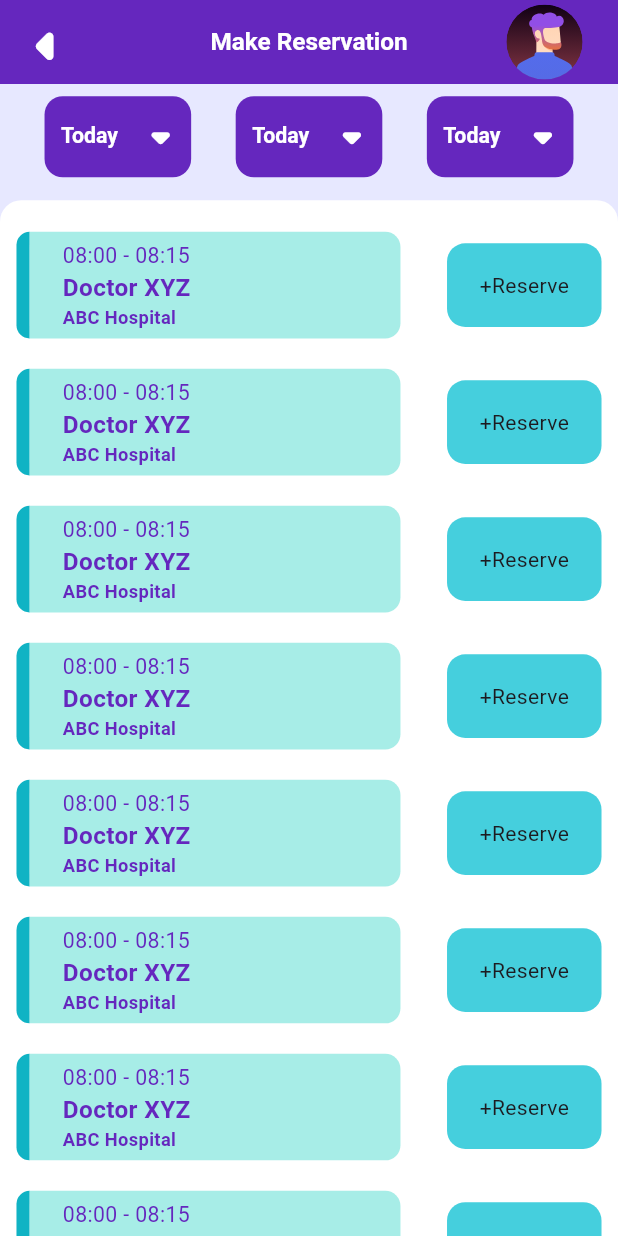
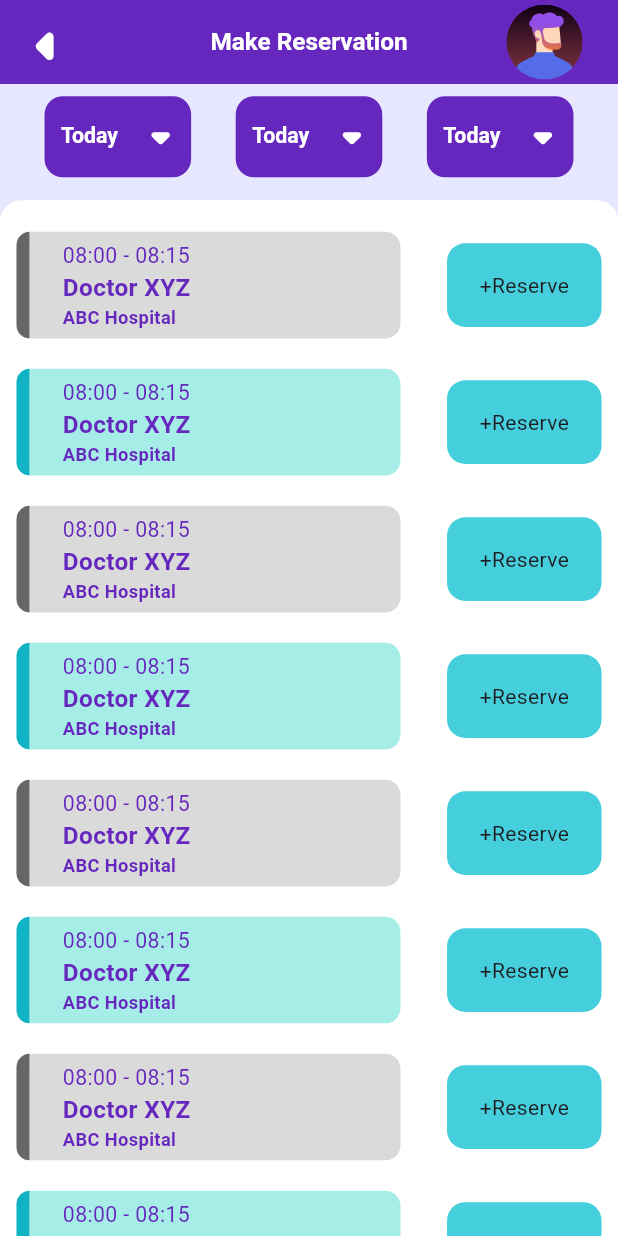
Before and after one commit to Asser146/cloud_medix, a Flutter app: the MakeReservationScreen screen opened by its route, on a phone screen of 412 x 824 dp. Run offline on Flutter 3.47's test engine with Material 3 defaults, Android fonts, the phone set to English and light mode, and no system bars; our stand-ins replace equatable, flutter_bloc, flutter_screenutil, flutter_svg, get_it.

Commit message:
added reserve toggle cubit

```diff
--- a/lib/core/theming/colors.dart
+++ b/lib/core/theming/colors.dart
@@ -7,4 +7,6 @@ class ColorsManager {
   static const Color darkcyanColor = Color(0xff10B3C4);
   static const Color midcyanColors = Color(0xff45CFDD);
   static const Color lightCyanColor = Color(0xffA7EDE7);
+  static const Color lightgreyColor = Color(0xffdadada);
+  static const Color darkgreyColor = Color(0xff666666);
 }
--- a/lib/features/home/components/home_app_bar.dart
+++ b/lib/features/home/components/home_app_bar.dart
@@ -5,7 +5,8 @@ import 'package:flutter_screenutil/flutter_screenutil.dart';
 import 'package:flutter_svg/flutter_svg.dart';
 
 class HomeAppBar extends StatelessWidget implements PreferredSizeWidget {
-  const HomeAppBar({super.key});
+  const HomeAppBar({super.key, required this.height});
+  final double height;
 
   @override
   Widget build(BuildContext context) {
@@ -61,5 +62,5 @@ class HomeAppBar extends StatelessWidget implements PreferredSizeWidget {
   }
 
   @override
-  Size get preferredSize => Size.fromHeight(230.h);
+  Size get preferredSize => Size.fromHeight(height);
 }
--- a/lib/features/home/home_screen.dart
+++ b/lib/features/home/home_screen.dart
@@ -11,7 +11,9 @@ class HomeScreen extends StatelessWidget {
   Widget build(BuildContext context) {
     return Scaffold(
       backgroundColor: ColorsManager.backgroundColor,
-      appBar: const HomeAppBar(),
+      appBar: HomeAppBar(
+        height: 0.32 * MediaQuery.of(context).size.height,
+      ),
       body: Padding(
         padding: EdgeInsets.symmetric(horizontal: 8.w),
         child: SingleChildScrollView(
--- /dev/null
+++ b/lib/features/make_reservation/blocs/cubit/reserve_status_cubit.dart
@@ -0,0 +1,15 @@
+import 'package:equatable/equatable.dart';
+import 'package:flutter_bloc/flutter_bloc.dart';
+
+part 'reserve_status_state.dart';
+
+class ReserveStatusCubit extends Cubit<ReserveStatusState> {
+  ReserveStatusCubit() : super(const ReserveStatusInitial());
+  bool selected = false;
+
+  void toggleSlot() {
+    emit(const ReserveStatusInitial());
+    selected = !selected;
+    emit(ReserveStatusToggled(selected));
+  }
+}
--- /dev/null
+++ b/lib/features/make_reservation/blocs/cubit/reserve_status_state.dart
@@ -0,0 +1,17 @@
+part of 'reserve_status_cubit.dart';
+
+sealed class ReserveStatusState extends Equatable {
+  const ReserveStatusState();
+
+  @override
+  List<Object> get props => [];
+}
+
+final class ReserveStatusInitial extends ReserveStatusState {
+  const ReserveStatusInitial();
+}
+
+final class ReserveStatusToggled extends ReserveStatusState {
+  final bool selected;
+  const ReserveStatusToggled(this.selected);
+}
--- a/lib/features/make_reservation/components/reservation_button.dart
+++ b/lib/features/make_reservation/components/reservation_button.dart
@@ -1,5 +1,7 @@
 import 'package:cloud_medix/core/theming/colors.dart';
+import 'package:cloud_medix/features/make_reservation/blocs/cubit/reserve_status_cubit.dart';
 import 'package:flutter/material.dart';
+import 'package:flutter_bloc/flutter_bloc.dart';
 import 'package:flutter_screenutil/flutter_screenutil.dart';
 
 class ReservationButton extends StatelessWidget {
@@ -9,14 +11,19 @@ class ReservationButton extends StatelessWidget {
 
   @override
   Widget build(BuildContext context) {
-    return Container(
-      height: 55.h,
-      width: 0.25 * MediaQuery.of(context).size.width,
-      decoration: BoxDecoration(
-        color: ColorsManager.midcyanColors,
-        borderRadius: BorderRadius.circular(12.r),
+    return GestureDetector(
+      onTap: () => context.read<ReserveStatusCubit>().toggleSlot(),
+      child: Container(
+        height: 55.h,
+        width: 0.25 * MediaQuery.of(context).size.width,
+        decoration: BoxDecoration(
+          color: context.watch<ReserveStatusCubit>().selected == true
+              ? Colors.red
+              : ColorsManager.midcyanColors,
+          borderRadius: BorderRadius.circular(12.r),
+        ),
+        child: const Center(child: Text("+Reserve")),
       ),
-      child: const Center(child: Text("+Reserve")),
     );
   }
 }
--- a/lib/features/make_reservation/components/reservation_card.dart
+++ /dev/null
@@ -1,40 +0,0 @@
-import 'package:cloud_medix/core/theming/colors.dart';
-import 'package:cloud_medix/features/make_reservation/components/reservation_button.dart';
-import 'package:cloud_medix/features/make_reservation/components/slot_details.dart';
-import 'package:flutter/material.dart';
-import 'package:flutter_screenutil/flutter_screenutil.dart';
-
-class ReservationCard extends StatelessWidget {
-  const ReservationCard({
-    super.key,
-    required this.index,
-  });
-  final int index;
-
-  @override
-  Widget build(BuildContext context) {
-    return Padding(
-      padding: EdgeInsets.symmetric(vertical: 10.h),
-      child: Align(
-        alignment: Alignment.center, // This ensures it stays centered
-        child: Row(
-          children: [
-            Container(
-              height: 70.h,
-              width: 8.w,
-              decoration: BoxDecoration(
-                borderRadius: BorderRadius.only(
-                    topLeft: Radius.circular(12.r),
-                    bottomLeft: Radius.circular(12.r)),
-                color: ColorsManager.darkcyanColor,
-              ),
-            ),
-            const SlotDetails(),
-            const Spacer(),
-            const ReservationButton(),
-          ],
-        ),
-      ),
-    );
-  }
-}
--- /dev/null
+++ b/lib/features/make_reservation/components/reservation_row.dart
@@ -0,0 +1,47 @@
+import 'package:cloud_medix/core/theming/colors.dart';
+import 'package:cloud_medix/features/make_reservation/blocs/cubit/reserve_status_cubit.dart';
+import 'package:cloud_medix/features/make_reservation/components/reservation_button.dart';
+import 'package:cloud_medix/features/make_reservation/components/reservation_slot.dart';
+import 'package:flutter/material.dart';
+import 'package:flutter_screenutil/flutter_screenutil.dart';
+import 'package:flutter_bloc/flutter_bloc.dart';
+
+class ReservationRow extends StatelessWidget {
+  const ReservationRow({
+    super.key,
+    required this.index,
+  });
+  final int index;
+
+  @override
+  Widget build(BuildContext context) {
+    return BlocProvider(
+      create: (context) => ReserveStatusCubit(),
+      child: Padding(
+        padding: EdgeInsets.symmetric(vertical: 10.h),
+        child: Align(
+          alignment: Alignment.center, // This ensures it stays centered
+          child: Row(
+            children: [
+              Container(
+                height: 70.h,
+                width: 8.w,
+                decoration: BoxDecoration(
+                  borderRadius: BorderRadius.only(
+                      topLeft: Radius.circular(12.r),
+                      bottomLeft: Radius.circular(12.r)),
+                  color: index % 2 == 0
+                      ? ColorsManager.darkgreyColor
+                      : ColorsManager.darkcyanColor,
+                ),
+              ),
+              ReservationSlot(isOdd: index % 2 != 0 ? true : false),
+              const Spacer(),
+              const ReservationButton(),
+            ],
+          ),
+        ),
+      ),
+    );
+  }
+}
--- a/lib/features/make_reservation/components/slot_details.dart
+++ b/lib/features/make_reservation/components/reservation_slot.dart
@@ -3,11 +3,12 @@ import 'package:cloud_medix/core/theming/styles.dart';
 import 'package:flutter/material.dart';
 import 'package:flutter_screenutil/flutter_screenutil.dart';
 
-class SlotDetails extends StatelessWidget {
-  const SlotDetails({
+class ReservationSlot extends StatelessWidget {
+  const ReservationSlot({
     super.key,
+    required this.isOdd,
   });
-
+  final bool isOdd;
   @override
   Widget build(BuildContext context) {
     return Container(
@@ -17,7 +18,9 @@ class SlotDetails extends StatelessWidget {
           borderRadius: BorderRadius.only(
               topRight: Radius.circular(10.r),
               bottomRight: Radius.circular(10.r)),
-          color: ColorsManager.lightCyanColor,
+          color: isOdd
+              ? ColorsManager.lightCyanColor
+              : ColorsManager.lightgreyColor,
         ),
         child: Padding(
           padding: EdgeInsets.symmetric(horizontal: 20.w),
--- a/lib/features/make_reservation/make_reservation_screen.dart
+++ b/lib/features/make_reservation/make_reservation_screen.dart
@@ -1,6 +1,6 @@
 import 'package:cloud_medix/core/widgets/my_app_bar.dart';
 import 'package:cloud_medix/features/make_reservation/components/filter_option.dart';
-import 'package:cloud_medix/features/make_reservation/components/reservation_card.dart';
+import 'package:cloud_medix/features/make_reservation/components/reservation_row.dart';
 import 'package:flutter/material.dart';
 import 'package:flutter_screenutil/flutter_screenutil.dart';
 import 'package:cloud_medix/core/theming/colors.dart';
@@ -41,7 +41,7 @@ class MakeReservationScreen extends StatelessWidget {
                 padding: EdgeInsets.all(10.w),
                 itemCount: 10, // Replace with actual data length
                 itemBuilder: (context, index) {
-                  return ReservationCard(index: index);
+                  return ReservationRow(index: index);
                 },
               ),
             ),
--- a/pubspec.yaml
+++ b/pubspec.yaml
@@ -19,6 +19,9 @@ dependencies:
   get_it: ^8.0.3
   flutter_screenutil: ^5.9.3
   flutter_svg: ^2.0.17
+  bloc: ^9.0.0
+  equatable: ^2.0.7
+  flutter_bloc: ^9.0.0
 
 dev_dependencies:
   flutter_test:
```
Also changed, not shown: pubspec.lock.
